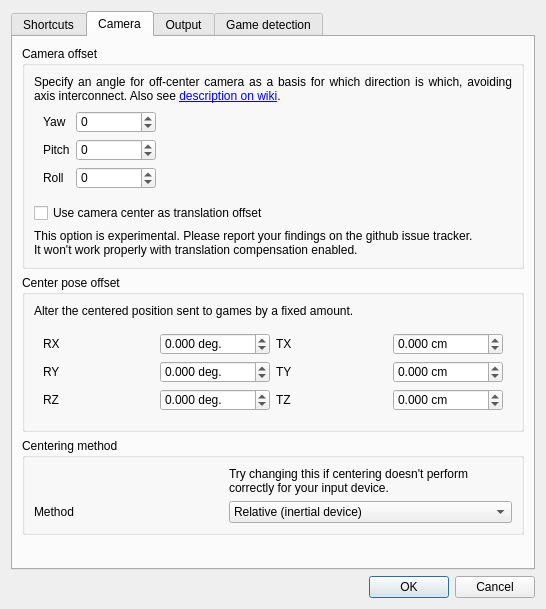
First picture: the form in gui/options-dialog.ui, repository opentrack/opentrack, before the edit.
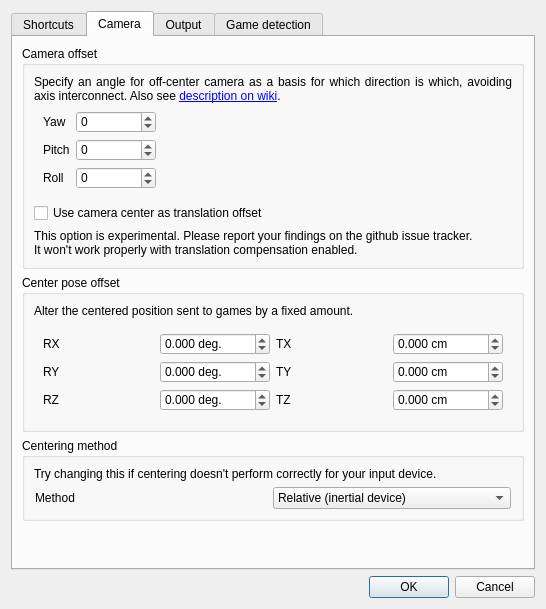
Second picture: the form after the edit. The open tabs and pages were chosen to show the change. Icons and pictures are not drawn. Custom widgets are drawn as their Qt base class.

Commit message: gui: improve layout for camera center mode, fix tabstops

Diff of the .ui file:
```diff
--- a/gui/options-dialog.ui
+++ b/gui/options-dialog.ui
@@ -701,25 +701,59 @@
          <property name="title">
           <string>Centering method</string>
          </property>
-         <layout class="QGridLayout" name="gridLayout">
-          <item row="1" column="0">
+         <layout class="QVBoxLayout" name="verticalLayout_10">
+          <item>
+           <widget class="QLabel" name="label_25">
+            <property name="sizePolicy">
+             <sizepolicy hsizetype="Preferred" vsizetype="Preferred">
+              <horstretch>4</horstretch>
+              <verstretch>0</verstretch>
+             </sizepolicy>
+            </property>
+            <property name="text">
+             <string>Try changing this if centering doesn't perform correctly for your input device.</string>
+            </property>
+            <property name="wordWrap">
+             <bool>true</bool>
+            </property>
+           </widget>
+          </item>
+          <item>
+           <widget class="QFrame" name="frame">
+            <property name="frameShape">
+             <enum>QFrame::NoFrame</enum>
+            </property>
+            <property name="frameShadow">
+             <enum>QFrame::Raised</enum>
+            </property>
+            <layout class="QHBoxLayout" name="horizontalLayout">
+             <property name="spacing">
+              <number>0</number>
+             </property>
+             <property name="leftMargin">
+              <number>1</number>
+             </property>
+             <property name="topMargin">
+              <number>0</number>
+             </property>
+             <property name="rightMargin">
+              <number>1</number>
+             </property>
+             <property name="bottomMargin">
+              <number>0</number>
+             </property>
+             <item>
            <widget class="QLabel" name="label_26">
-            <property name="sizePolicy">
-             <sizepolicy hsizetype="Preferred" vsizetype="Preferred">
-              <horstretch>2</horstretch>
-              <verstretch>0</verstretch>
-             </sizepolicy>
-            </property>
             <property name="text">
              <string>Method</string>
             </property>
            </widget>
           </item>
-          <item row="1" column="1">
+             <item>
            <widget class="QComboBox" name="center_method">
             <property name="sizePolicy">
-             <sizepolicy hsizetype="Preferred" vsizetype="Preferred">
-              <horstretch>3</horstretch>
+                <sizepolicy hsizetype="Preferred" vsizetype="Maximum">
+                 <horstretch>0</horstretch>
               <verstretch>0</verstretch>
              </sizepolicy>
             </property>
@@ -740,14 +774,7 @@
             </item>
            </widget>
           </item>
-          <item row="0" column="1">
-           <widget class="QLabel" name="label_25">
-            <property name="text">
-             <string>Try changing this if centering doesn't perform correctly for your input device.</string>
-            </property>
-            <property name="wordWrap">
-             <bool>true</bool>
-            </property>
+            </layout>
            </widget>
           </item>
          </layout>
```
Left out of the diff: 6 changed lines with no effect on the pictures. Lines whose indentation alone changed are shown as unchanged.
